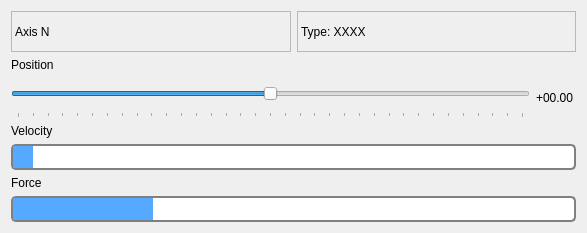
Old version of the form src/axis_widget.ui in the repository gianmaria/smarter-gui-demo.
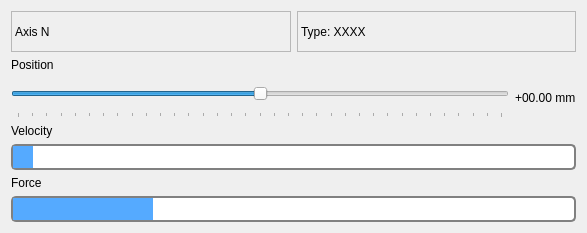
New version of the form.

Patch:
```diff
--- a/src/axis_widget.ui
+++ b/src/axis_widget.ui
@@ -131,7 +131,7 @@
           </size>
          </property>
          <property name="text">
-          <string>+00.00</string>
+          <string>+00.00 mm</string>
          </property>
         </widget>
        </item>
```
